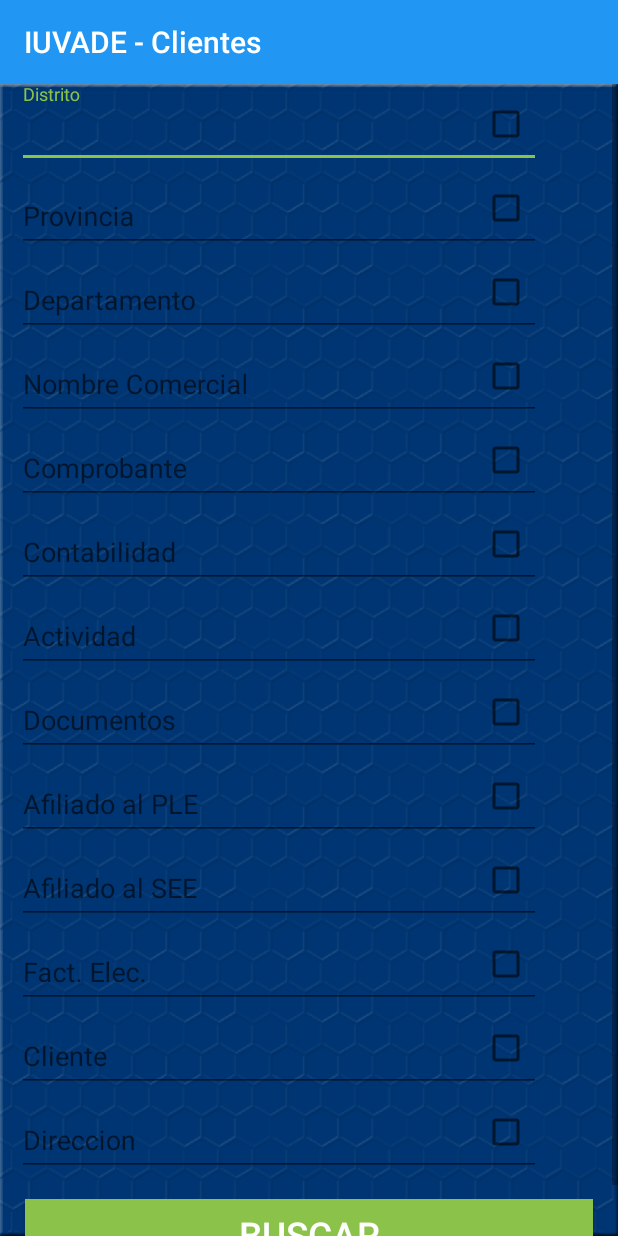
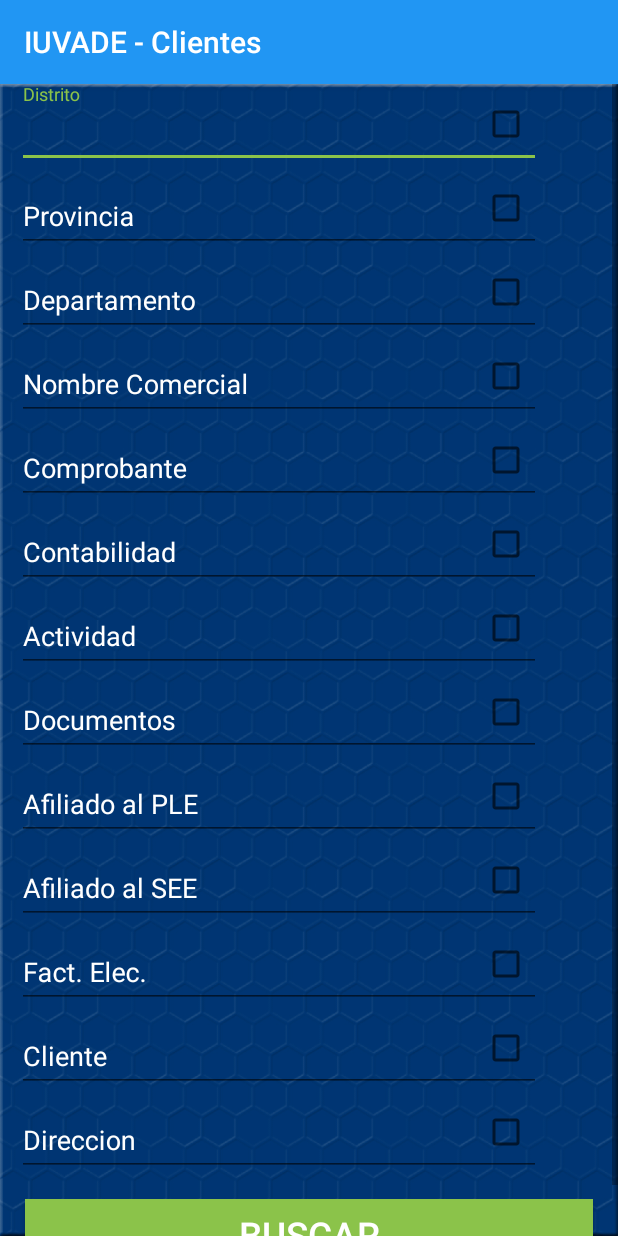
Before and after one commit to IUVADE/CarteraClientesApp, an Android app: the FiltroClienteActivity screen opened directly, with no data from a screen before it, on a phone screen of 412 x 824 dp. Run offline under Robolectric (Android 15) with nearby library versions, the phone set to English and light mode, and no system bars.

Commit message:
enlace url

```diff
--- a/app/src/main/res/layout/activity_filtro_cliente.xml
+++ b/app/src/main/res/layout/activity_filtro_cliente.xml
@@ -32,7 +32,8 @@
 
                     <android.support.design.widget.TextInputLayout
                         android:layout_width="match_parent"
-                        android:layout_height="wrap_content">
+                        android:layout_height="wrap_content"
+                        android:textColorHint="@color/colorText">
 
                         <android.support.design.widget.TextInputEditText
                             android:layout_width="match_parent"
@@ -61,7 +62,8 @@
 
                     <android.support.design.widget.TextInputLayout
                         android:layout_width="match_parent"
-                        android:layout_height="wrap_content">
+                        android:layout_height="wrap_content"
+                        android:textColorHint="@color/colorText">
 
                         <android.support.design.widget.TextInputEditText
                             android:layout_width="match_parent"
@@ -83,7 +85,8 @@
 
                 <android.support.design.widget.TextInputLayout
                     android:layout_width="match_parent"
-                    android:layout_height="wrap_content">
+                    android:layout_height="wrap_content"
+                    android:textColorHint="@color/colorText">
 
                     <android.support.design.widget.TextInputEditText
                         android:layout_width="match_parent"
@@ -103,7 +106,8 @@
 
                 <android.support.design.widget.TextInputLayout
                     android:layout_width="match_parent"
-                    android:layout_height="wrap_content">
+                    android:layout_height="wrap_content"
+                    android:textColorHint="@color/colorText">
 
                     <android.support.design.widget.TextInputEditText
                         android:layout_width="match_parent"
@@ -123,7 +127,8 @@
 
                 <android.support.design.widget.TextInputLayout
                     android:layout_width="match_parent"
-                    android:layout_height="wrap_content">
+                    android:layout_height="wrap_content"
+                    android:textColorHint="@color/colorText">
 
                     <android.support.design.widget.TextInputEditText
                         android:layout_width="match_parent"
@@ -143,7 +148,8 @@
 
                 <android.support.design.widget.TextInputLayout
                     android:layout_width="match_parent"
-                    android:layout_height="wrap_content">
+                    android:layout_height="wrap_content"
+                    android:textColorHint="@color/colorText">
 
                     <android.support.design.widget.TextInputEditText
                         android:layout_width="match_parent"
@@ -163,7 +169,8 @@
 
                 <android.support.design.widget.TextInputLayout
                     android:layout_width="match_parent"
-                    android:layout_height="wrap_content">
+                    android:layout_height="wrap_content"
+                    android:textColorHint="@color/colorText">
 
                     <android.support.design.widget.TextInputEditText
                         android:layout_width="match_parent"
@@ -183,7 +190,8 @@
 
                 <android.support.design.widget.TextInputLayout
                     android:layout_width="match_parent"
-                    android:layout_height="wrap_content">
+                    android:layout_height="wrap_content"
+                    android:textColorHint="@color/colorText">
 
                     <android.support.design.widget.TextInputEditText
                         android:layout_width="match_parent"
@@ -203,7 +211,8 @@
 
                 <android.support.design.widget.TextInputLayout
                     android:layout_width="match_parent"
-                    android:layout_height="wrap_content">
+                    android:layout_height="wrap_content"
+                    android:textColorHint="@color/colorText">
 
                     <android.support.design.widget.TextInputEditText
                         android:layout_width="match_parent"
@@ -223,7 +232,8 @@
 
                 <android.support.design.widget.TextInputLayout
                     android:layout_width="match_parent"
-                    android:layout_height="wrap_content">
+                    android:layout_height="wrap_content"
+                    android:textColorHint="@color/colorText">
 
                     <android.support.design.widget.TextInputEditText
                         android:layout_width="match_parent"
@@ -243,7 +253,8 @@
 
                 <android.support.design.widget.TextInputLayout
                     android:layout_width="match_parent"
-                    android:layout_height="wrap_content">
+                    android:layout_height="wrap_content"
+                    android:textColorHint="@color/colorText">
 
                     <android.support.design.widget.TextInputEditText
                         android:layout_width="match_parent"
@@ -263,7 +274,8 @@
 
                 <android.support.design.widget.TextInputLayout
                     android:layout_width="match_parent"
-                    android:layout_height="wrap_content">
+                    android:layout_height="wrap_content"
+                    android:textColorHint="@color/colorText">
 
                     <android.support.design.widget.TextInputEditText
                         android:layout_width="match_parent"
@@ -282,7 +294,8 @@
 
                 <android.support.design.widget.TextInputLayout
                     android:layout_width="match_parent"
-                    android:layout_height="wrap_content">
+                    android:layout_height="wrap_content"
+                    android:textColorHint="@color/colorText">
 
                     <android.support.design.widget.TextInputEditText
                         android:layout_width="match_parent"
--- a/app/src/main/res/layout/activity_login.xml
+++ b/app/src/main/res/layout/activity_login.xml
@@ -24,22 +24,25 @@
         <android.support.design.widget.TextInputLayout
             android:layout_width="match_parent"
             android:layout_height="wrap_content"
+
+            android:textColorHint="@color/colorText"
             android:layout_marginTop="15dp">
 
             <android.support.design.widget.TextInputEditText
                 android:id="@+id/Usuario"
                 android:layout_width="match_parent"
                 android:layout_height="wrap_content"
+                android:layout_marginLeft="40dp"
+                android:layout_marginRight="40dp"
+                android:layout_marginTop="15dp"
                 android:hint="Usuario"
-                android:inputType="textPersonName"
-                android:layout_marginTop="15dp"
-                android:layout_marginRight="40dp"
-                android:layout_marginLeft="40dp"/>
+                android:inputType="textPersonName" />
         </android.support.design.widget.TextInputLayout>
 
         <android.support.design.widget.TextInputLayout
             android:layout_width="match_parent"
-            android:layout_height="wrap_content">
+            android:layout_height="wrap_content"
+            android:textColorHint="@color/colorText">
 
             <android.support.design.widget.TextInputEditText
                 android:id="@+id/passwor"
```
Also changed, not shown: app/src/main/java/com/iuvade/iuvade3/carteraclientesapp/util/AccessUtil.java (+6 -3 lines).
